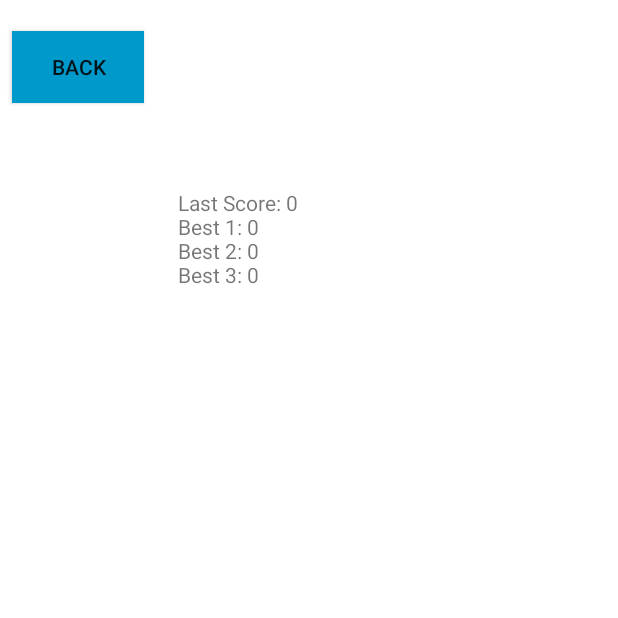
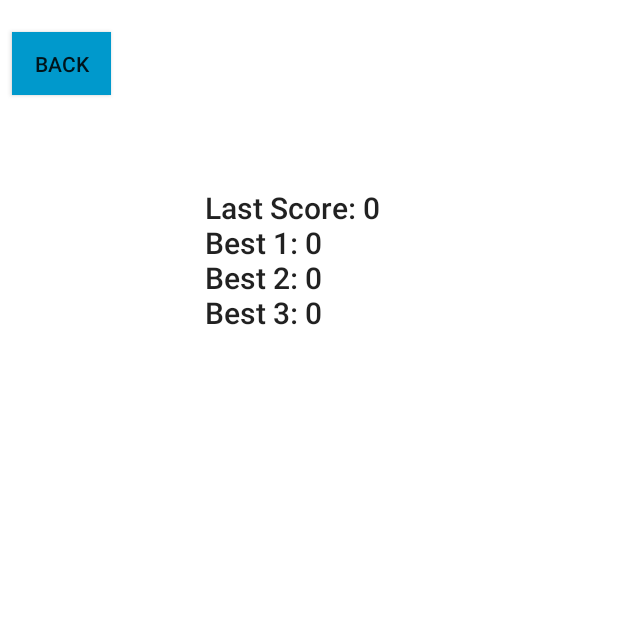
Before and after one commit to Iman1997/Hangman, an Android app: the HighScoreActivity screen opened directly, with no data from a screen before it, on a phone screen of 412 x 824 dp, the top half of it. Run offline under Robolectric (Android 15) with nearby library versions, the phone set to English and light mode, and no system bars; network calls fail.

Commit message:
List done

```diff
--- a/app/src/main/res/layout/activity_game.xml
+++ b/app/src/main/res/layout/activity_game.xml
@@ -9,14 +9,14 @@
 
     <Button
         android:id="@+id/Reset"
-        android:layout_width="78dp"
+        android:layout_width="86dp"
         android:layout_height="35dp"
         android:layout_marginBottom="8dp"
         android:layout_marginLeft="8dp"
         android:layout_marginRight="8dp"
         android:layout_marginTop="8dp"
         android:background="@android:color/holo_blue_dark"
-        android:text="Reset"
+        android:text="New word"
         app:layout_constraintBottom_toBottomOf="parent"
         app:layout_constraintHorizontal_bias="0.927"
         app:layout_constraintLeft_toLeftOf="parent"
--- a/app/src/main/res/layout/activity_high_score.xml
+++ b/app/src/main/res/layout/activity_high_score.xml
@@ -9,8 +9,8 @@
 
     <Button
         android:id="@+id/BackButton"
-        android:layout_width="wrap_content"
-        android:layout_height="wrap_content"
+        android:layout_width="66dp"
+        android:layout_height="42dp"
         android:layout_marginBottom="8dp"
         android:layout_marginEnd="192dp"
         android:layout_marginStart="8dp"
@@ -32,11 +32,11 @@
         android:layout_marginEnd="8dp"
         android:layout_marginStart="8dp"
         android:layout_marginTop="8dp"
-        android:text="High Score"
+        android:textAppearance="@style/TextAppearance.Widget.AppCompat.Toolbar.Title"
         app:layout_constraintBottom_toBottomOf="parent"
         app:layout_constraintEnd_toEndOf="parent"
-        app:layout_constraintHorizontal_bias="0.502"
+        app:layout_constraintHorizontal_bias="0.585"
         app:layout_constraintStart_toStartOf="parent"
         app:layout_constraintTop_toTopOf="parent"
-        app:layout_constraintVertical_bias="0.179" />
+        app:layout_constraintVertical_bias="0.178" />
 </android.support.constraint.ConstraintLayout>
```
Also changed, not shown: app/src/main/java/com/example/bruger/hangmanv1/WinActivity.java (+4 -3 lines), app/src/main/res/layout/activity_main.xml (+5 -3 lines), app/src/main/res/layout/activity_words.xml (deleted, +0 -55 lines).
